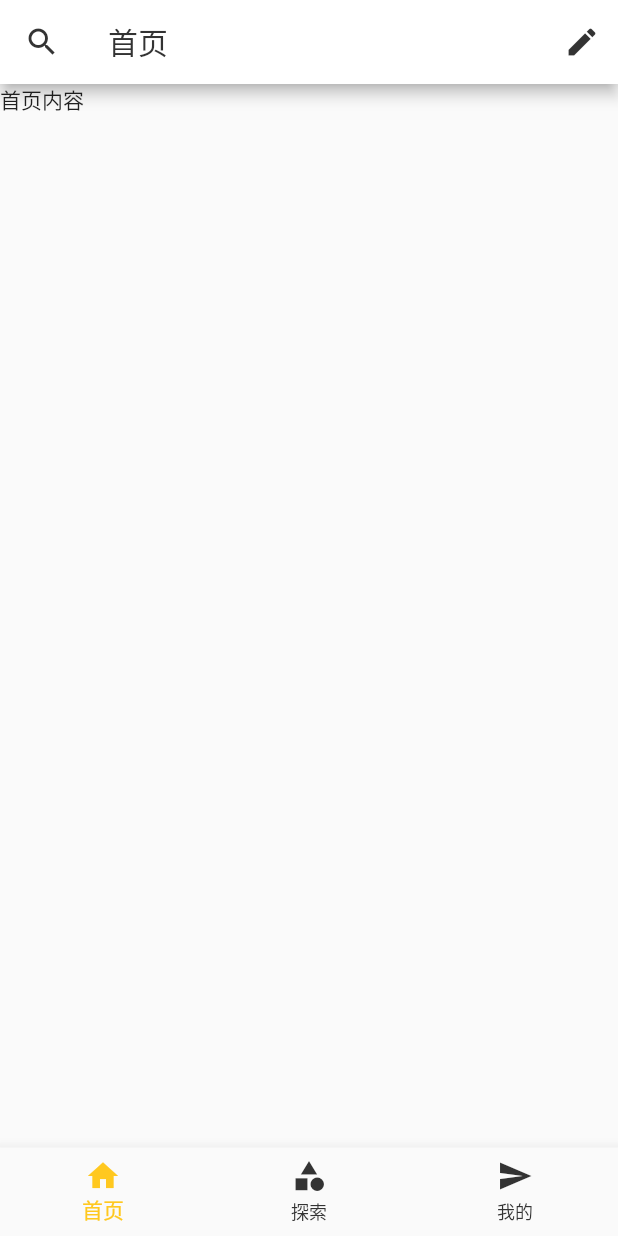
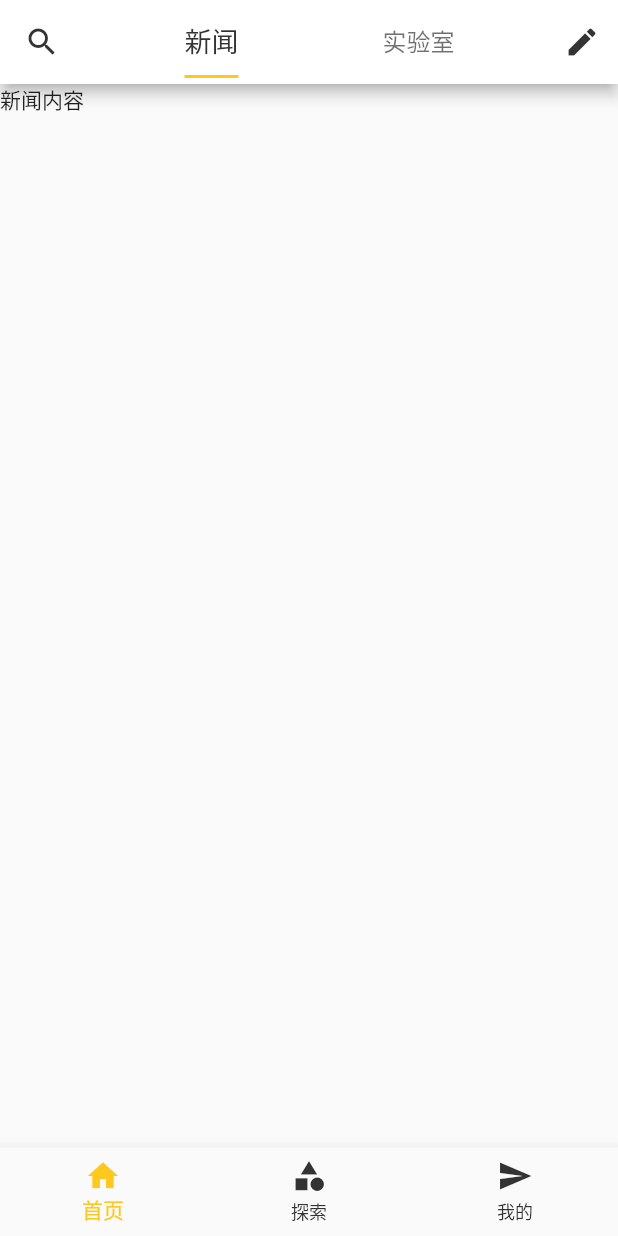
Before and after one commit to liaolonghui/flutterDemo, a Flutter app: the screen it shows after launch, on a phone screen of 412 x 824 dp. Run offline on Flutter 3.47's test engine with Material 2 defaults, Android fonts, the phone set to English and light mode, and no system bars.

Commit message:
添加tabbar

```diff
--- a/lib/pages/home/home.dart
+++ b/lib/pages/home/home.dart
@@ -1,5 +1,7 @@
 import 'package:flutter/material.dart';
 import '../search/search.dart';
+import '../news/news.dart';
+import '../lab/lab.dart';
 
 class HomePage extends StatefulWidget {
   const HomePage({Key? key}) : super(key: key);
@@ -8,7 +10,21 @@ class HomePage extends StatefulWidget {
   State<HomePage> createState() => _HomePageState();
 }
 
-class _HomePageState extends State<HomePage> {
+class _HomePageState extends State<HomePage> with SingleTickerProviderStateMixin {
+  late TabController tabController;
+
+  @override
+  void initState() {
+    super.initState();
+    tabController = TabController(length: 2, vsync: this);
+  }
+
+  @override
+  void dispose() {
+    super.dispose();
+    tabController.dispose();
+  }
+
   @override
   Widget build(BuildContext context) {
     return Scaffold(
@@ -38,9 +54,34 @@ class _HomePageState extends State<HomePage> {
             },
           ),
         ],
-        title: const Text('首页', style: TextStyle(color: Color(0xff333333),),),
+        title: TabBar(
+          labelStyle: const TextStyle(
+            fontSize: 18
+          ),
+          unselectedLabelStyle: const TextStyle(
+            fontSize: 16
+          ),
+          labelColor: const Color(0xff333333),
+          indicatorSize: TabBarIndicatorSize.label,
+          indicatorColor: const Color(0xffffc81f),
+          controller: tabController,
+          tabs: const <Widget>[
+            Tab(
+              text: '新闻',
+            ),
+            Tab(
+              text: '实验室',
+            )
+          ],
+        )
       ),
-      body: const Text('首页内容'),
+      body: TabBarView(
+        controller: tabController,
+        children: const <Widget>[
+          NewsPage(),
+          LabPage(),
+        ]
+      ),
     );
   }
 }
--- /dev/null
+++ b/lib/pages/lab/lab.dart
@@ -0,0 +1,15 @@
+import 'package:flutter/material.dart';
+
+class LabPage extends StatefulWidget {
+  const LabPage({Key? key}) : super(key: key);
+
+  @override
+  State<LabPage> createState() => _LabPageState();
+}
+
+class _LabPageState extends State<LabPage> {
+  @override
+  Widget build(BuildContext context) {
+    return const Text('实验室');
+  }
+}
--- /dev/null
+++ b/lib/pages/news/news.dart
@@ -0,0 +1,15 @@
+import 'package:flutter/material.dart';
+
+class NewsPage extends StatefulWidget {
+  const NewsPage({Key? key}) : super(key: key);
+
+  @override
+  State<NewsPage> createState() => _NewsPageState();
+}
+
+class _NewsPageState extends State<NewsPage> {
+  @override
+  Widget build(BuildContext context) {
+    return const Text('新闻内容');
+  }
+}
```
